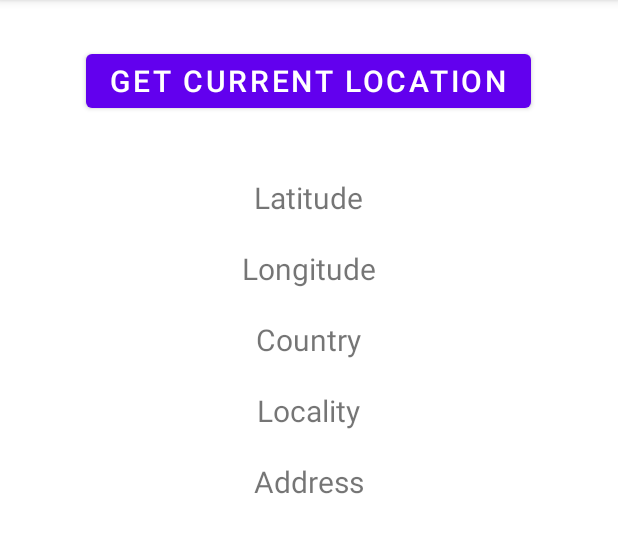
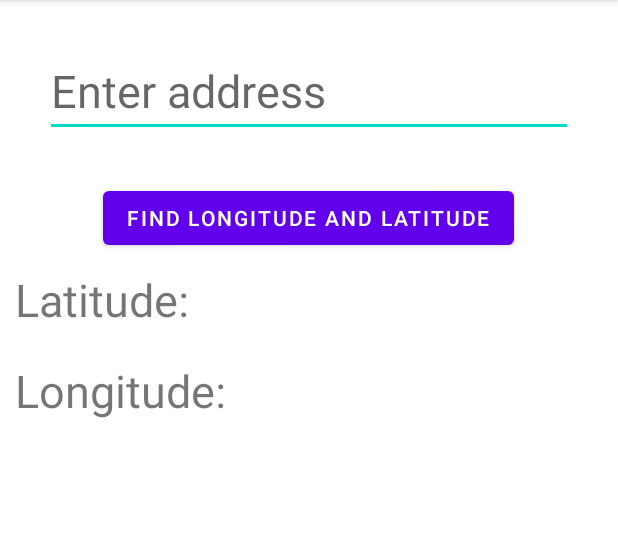
Before and after one commit to saksham0302/AndroidAppDevelopment226, an Android app: the screen it shows after launch (CurrentLocationExample before the commit, GeoCodeExample after it), on a phone screen of 412 x 824 dp, the part 84-637 px from its top. Run offline under Robolectric (Android 15) with nearby library versions, the light colour scheme and no system bars.

Commit message:
Geo Coding

```diff
--- a/app/src/main/AndroidManifest.xml
+++ b/app/src/main/AndroidManifest.xml
@@ -23,7 +23,7 @@
         android:theme="@style/Theme.CSE226Notes"
         tools:targetApi="31">
         <activity
-            android:name=".unit_5.CurrentLocationExample"
+            android:name=".unit_5.GeoCodeExample"
             android:exported="true">
             <intent-filter>
                 <action android:name="android.intent.action.MAIN" />
@@ -31,6 +31,9 @@
                 <category android:name="android.intent.category.LAUNCHER" />
             </intent-filter>
         </activity>
+        <activity
+            android:name=".unit_5.CurrentLocationExample"
+            android:exported="false" />
         <activity
             android:name=".unit_5.DynamicWebViewExample"
             android:exported="false" />
--- /dev/null
+++ b/app/src/main/java/com/example/cse226_notes/unit_5/GeoCodeExample.kt
@@ -0,0 +1,53 @@
+package com.example.cse226_notes.unit_5
+
+import android.location.Address
+import android.location.Geocoder
+import androidx.appcompat.app.AppCompatActivity
+import android.os.Bundle
+import android.widget.Button
+import android.widget.EditText
+import android.widget.TextView
+import android.widget.Toast
+import com.example.cse226_notes.R
+
+class GeoCodeExample : AppCompatActivity() {
+
+    private lateinit var address: EditText
+    private lateinit var submitAddress: Button
+    private lateinit var latitude: TextView
+    private lateinit var longitude: TextView
+
+    override fun onCreate(savedInstanceState: Bundle?) {
+        super.onCreate(savedInstanceState)
+        setContentView(R.layout.activity_geo_code_example)
+
+        address = findViewById(R.id.address)
+        submitAddress = findViewById(R.id.submitAddress)
+        latitude = findViewById(R.id.latitude)
+        longitude = findViewById(R.id.longitude)
+
+        submitAddress.setOnClickListener {
+
+            if (address.text.toString().isEmpty()) {
+
+                Toast.makeText(this, "Enter Address", Toast.LENGTH_SHORT).show()
+
+            } else {
+
+                getLocationFromAddress(address.text.toString())
+            }
+        }
+    }
+
+    private fun getLocationFromAddress(address: String) {
+
+        val geoCoder = Geocoder(this)
+        val list: List<Address> = geoCoder.getFromLocationName(address, 5)!!
+
+        if (list.isNullOrEmpty()) {
+            return
+        }
+        latitude.text = "Latitude: ${list[0].latitude}"
+        longitude.text = "Longitude: ${list[0].longitude}"
+    }
+}
--- /dev/null
+++ b/app/src/main/res/layout/activity_geo_code_example.xml
@@ -0,0 +1,41 @@
+<?xml version="1.0" encoding="utf-8"?>
+<LinearLayout xmlns:android="http://schemas.android.com/apk/res/android"
+    xmlns:app="http://schemas.android.com/apk/res-auto"
+    xmlns:tools="http://schemas.android.com/tools"
+    android:layout_width="match_parent"
+    android:layout_height="match_parent"
+    android:orientation="vertical"
+    tools:context=".unit_5.GeoCodeExample">
+
+    <EditText
+        android:layout_margin="30dp"
+        android:id="@+id/address"
+        android:layout_width="match_parent"
+        android:layout_height="wrap_content"
+        android:hint="Enter address"
+        android:textSize="30sp" />
+
+    <Button
+        android:id="@+id/submitAddress"
+        android:layout_width="wrap_content"
+        android:layout_height="wrap_content"
+        android:layout_gravity="center"
+        android:text="find longitude and latitude" />
+
+    <TextView
+        android:id="@+id/latitude"
+        android:layout_width="wrap_content"
+        android:layout_height="wrap_content"
+        android:text="Latitude: "
+        android:textSize="30sp"
+        android:layout_margin="10dp" />
+
+    <TextView
+        android:id="@+id/longitude"
+        android:layout_width="wrap_content"
+        android:layout_height="wrap_content"
+        android:text="Longitude: "
+        android:textSize="30sp"
+        android:layout_margin="10dp" />
+
+</LinearLayout>
```
Also changed, not shown: app/src/main/java/com/example/cse226_notes/unit_5/CurrentLocationExample.kt (+21 -0 lines), app/src/main/res/layout/activity_current_location_example.xml (+9 -0 lines).
